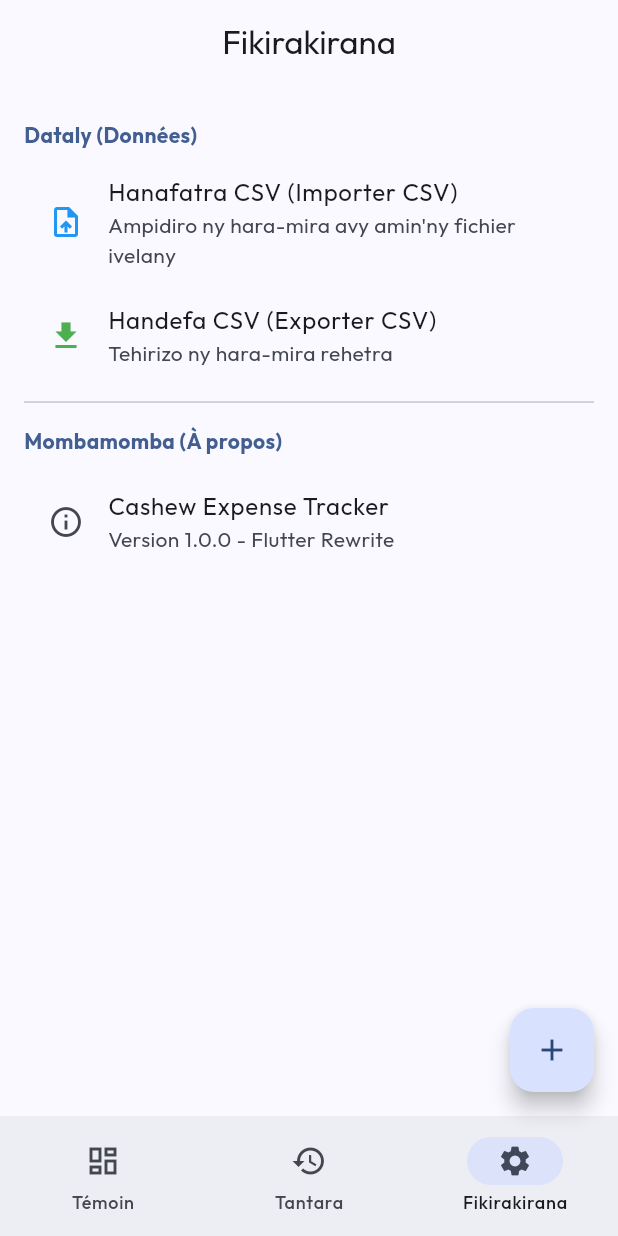
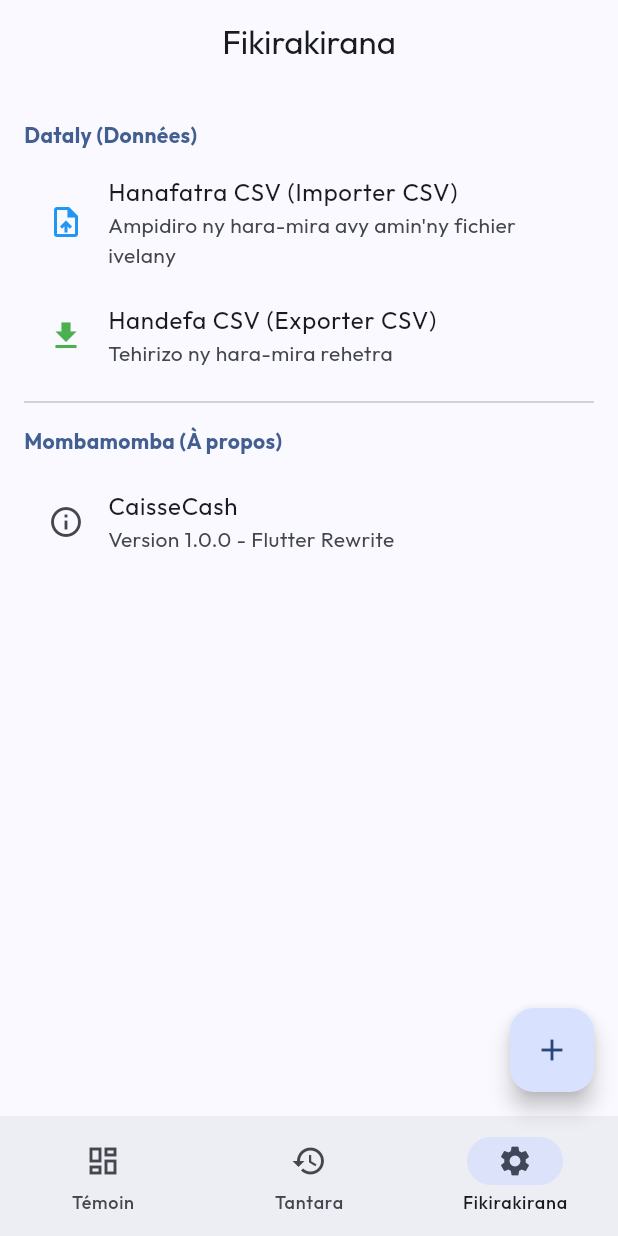
Before and after one commit to Deuteuros/IEL-Expense-Tracker, a Flutter app: the screen it shows after launch, item 3 of the bottom bar chosen, on a phone screen of 412 x 824 dp. Run offline on Flutter 3.47's test engine with Material 3 defaults, Android fonts, the phone set to English and light mode, and no system bars; our stand-ins replace csv, file_picker, fl_chart, flutter_riverpod, google_fonts, sqflite and 1 more; accounts and stored records are empty.

Commit message:
Renommage complet en CaisseCash et mise à jour de l'identité visuelle

```diff
--- a/lib/main.dart
+++ b/lib/main.dart
@@ -25,7 +25,7 @@ class MyApp extends StatelessWidget {
   @override
   Widget build(BuildContext context) {
     return MaterialApp(
-      title: 'IEL - Expense Tracker',
+      title: 'CaisseCash',
       debugShowCheckedModeBanner: false,
       theme: ThemeData(
         useMaterial3: true,
--- a/lib/views/settings_view.dart
+++ b/lib/views/settings_view.dart
@@ -34,7 +34,7 @@ class SettingsView extends ConsumerWidget {
           _buildSectionHeader(context, 'Mombamomba (À propos)'),
           const ListTile(
             leading: Icon(Icons.info_outline),
-            title: Text('Cashew Expense Tracker'),
+            title: Text('CaisseCash'),
             subtitle: Text('Version 1.0.0 - Flutter Rewrite'),
           ),
         ],
@@ -87,7 +87,7 @@ class SettingsView extends ConsumerWidget {
   Future<void> _exportCsv(BuildContext context) async {
     String? outputFile = await FilePicker.platform.saveFile(
       dialogTitle: 'Safidio ny toerana hitehirizana ny CSV',
-      fileName: 'cashew_export.csv',
+      fileName: 'caissecash_export.csv',
       type: FileType.custom,
       allowedExtensions: ['csv'],
     );
--- a/pubspec.yaml
+++ b/pubspec.yaml
@@ -1,4 +1,4 @@
-name: expense_tracker_flutter
+name: caissecash
 description: "A new Flutter project."
 # The following line prevents the package from being accidentally published to
 # pub.dev using `flutter pub publish`. This is preferred for private packages.
```
Also changed, not shown: 9 other files.
